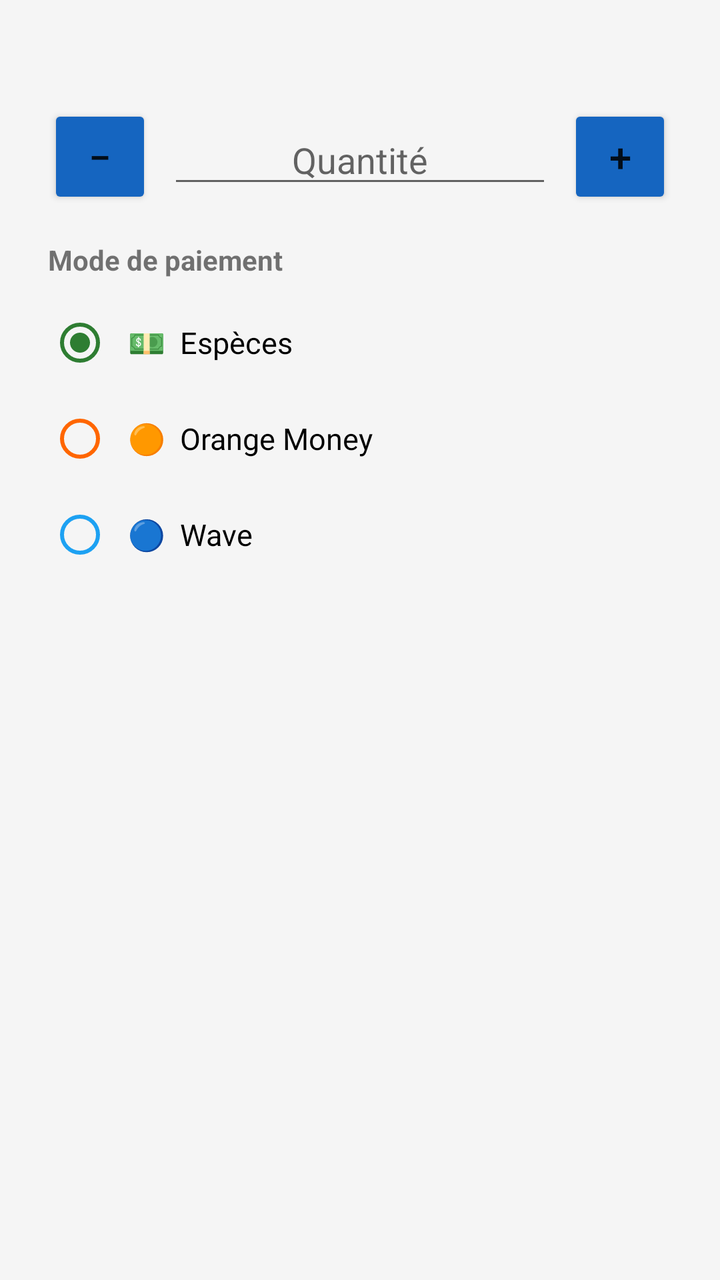
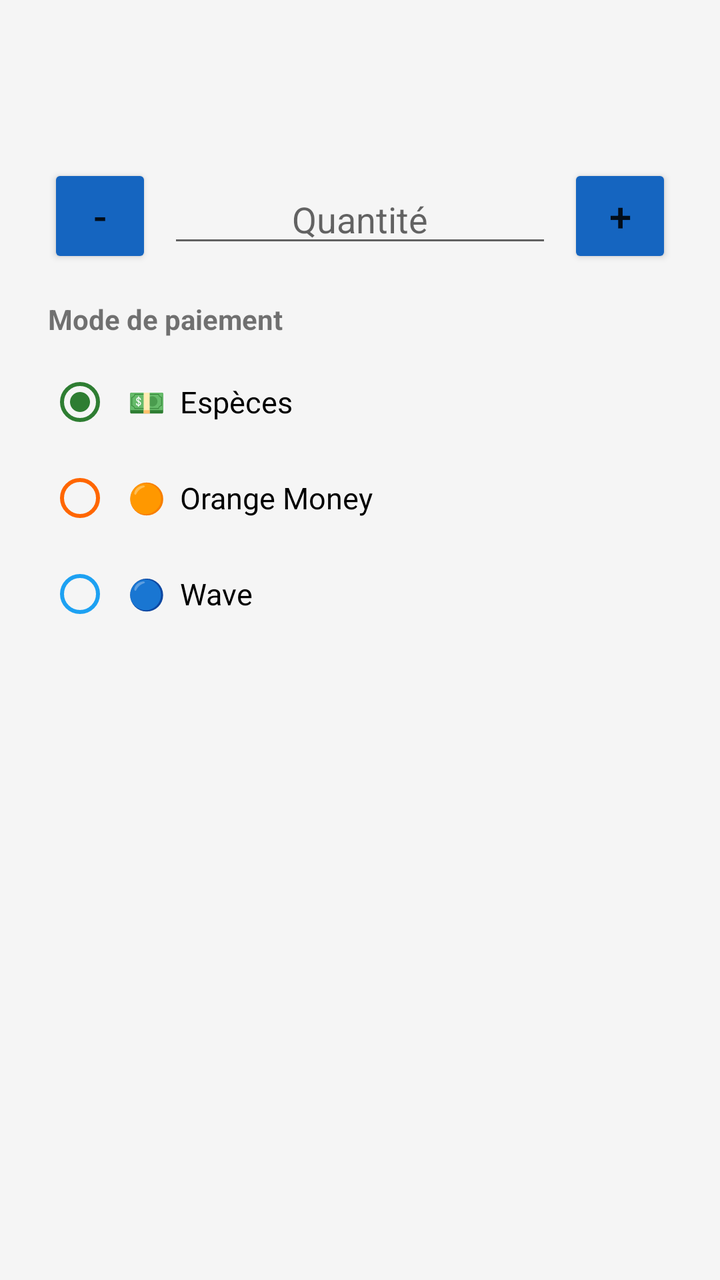

Before-and-after screenshots of an Android layout around one commit, followed by the original layout XML and the change that was made.
<!-- AndroidManifest.xml: application theme Theme.MonStock -->
<!-- res/layout/dialog_sell.xml -->
<?xml version="1.0" encoding="utf-8"?>
<LinearLayout xmlns:android="http://schemas.android.com/apk/res/android"
    android:layout_width="match_parent"
    android:layout_height="wrap_content"
    android:orientation="vertical"
    android:padding="24dp">

    <TextView
        android:id="@+id/tvAvailableStock"
        android:layout_width="match_parent"
        android:layout_height="wrap_content"
        android:textStyle="bold"
        android:textSize="15sp"
        android:textColor="@color/primary"
        android:layout_marginBottom="8dp" />

    <LinearLayout
        android:layout_width="match_parent"
        android:layout_height="wrap_content"
        android:orientation="horizontal"
        android:gravity="center_vertical">

        <Button
            android:id="@+id/btnMinus"
            android:layout_width="52dp"
            android:layout_height="52dp"
            android:text="−"
            android:textSize="20sp"
            android:backgroundTint="@color/primary" />

        <EditText
            android:id="@+id/etQuantitySold"
            android:layout_width="0dp"
            android:layout_height="wrap_content"
            android:layout_weight="1"
            android:gravity="center"
            android:hint="@string/quantity"
            android:inputType="number"
            android:textSize="18sp"
            android:layout_marginHorizontal="8dp" />

        <Button
            android:id="@+id/btnPlus"
            android:layout_width="52dp"
            android:layout_height="52dp"
            android:text="+"
            android:textSize="20sp"
            android:backgroundTint="@color/primary" />

    </LinearLayout>

    <TextView
        android:layout_width="wrap_content"
        android:layout_height="wrap_content"
        android:text="Mode de paiement"
        android:textStyle="bold"
        android:layout_marginTop="16dp"
        android:layout_marginBottom="8dp" />

    <RadioGroup
        android:id="@+id/rgPayment"
        android:layout_width="match_parent"
        android:layout_height="wrap_content">

        <RadioButton
            android:id="@+id/rbCash"
            android:layout_width="match_parent"
            android:layout_height="wrap_content"
            android:text="💵  Espèces"
            android:textSize="15sp"
            android:buttonTint="@color/cash"
            android:checked="true"
            android:padding="8dp" />

        <RadioButton
            android:id="@+id/rbOrangeMoney"
            android:layout_width="match_parent"
            android:layout_height="wrap_content"
            android:text="🟠  Orange Money"
            android:textSize="15sp"
            android:buttonTint="@color/orange_money"
            android:padding="8dp" />

        <RadioButton
            android:id="@+id/rbWave"
            android:layout_width="match_parent"
            android:layout_height="wrap_content"
            android:text="🔵  Wave"
            android:textSize="15sp"
            android:buttonTint="@color/wave"
            android:padding="8dp" />

    </RadioGroup>

</LinearLayout>
<!-- resources referenced by this layout -->
<resources>
  <color name="cash">#2E7D32</color>
  <color name="orange_money">#FF6600</color>
  <color name="primary">#1565C0</color>
  <color name="wave">#1DA1F2</color>
  <string name="quantity">Quantité</string>
  <style name="Theme.MonStock" parent="Theme.MaterialComponents.DayNight.NoActionBar">
          <item name="colorPrimary">@color/primary</item>
          <item name="colorPrimaryDark">@color/primary_dark</item>
          <item name="colorAccent">@color/accent</item>
          <item name="android:windowBackground">@color/background</item>
      </style>
  <color name="primary_dark">#0D47A1</color>
  <color name="accent">#43A047</color>
  <color name="background">#F5F5F5</color>
</resources>

<!-- the commit's change to res/layout/dialog_sell.xml (unified diff, before → after) -->
@@ -12,7 +12,16 @@
         android:textStyle="bold"
         android:textSize="15sp"
         android:textColor="@color/primary"
-        android:layout_marginBottom="8dp" />
+        android:layout_marginBottom="4dp" />
+
+    <TextView
+        android:id="@+id/tvUnitPrice"
+        android:layout_width="match_parent"
+        android:layout_height="wrap_content"
+        android:textStyle="bold"
+        android:textSize="16sp"
+        android:textColor="@color/accent"
+        android:layout_marginBottom="12dp" />
 
     <LinearLayout
         android:layout_width="match_parent"
@@ -24,7 +33,7 @@
             android:id="@+id/btnMinus"
             android:layout_width="52dp"
             android:layout_height="52dp"
-            android:text="−"
+            android:text="-"
             android:textSize="20sp"
             android:backgroundTint="@color/primary" />
 
<!-- resource entries referenced after the edit -->
@@ -1,5 +1,6 @@
 <!-- resources referenced by this layout -->
 <resources>
+  <color name="accent">#43A047</color>
   <color name="cash">#2E7D32</color>
   <color name="orange_money">#FF6600</color>
   <color name="primary">#1565C0</color>
@@ -12,7 +13,6 @@
           <item name="android:windowBackground">@color/background</item>
       </style>
   <color name="primary_dark">#0D47A1</color>
-  <color name="accent">#43A047</color>
   <color name="background">#F5F5F5</color>
 </resources>
 
